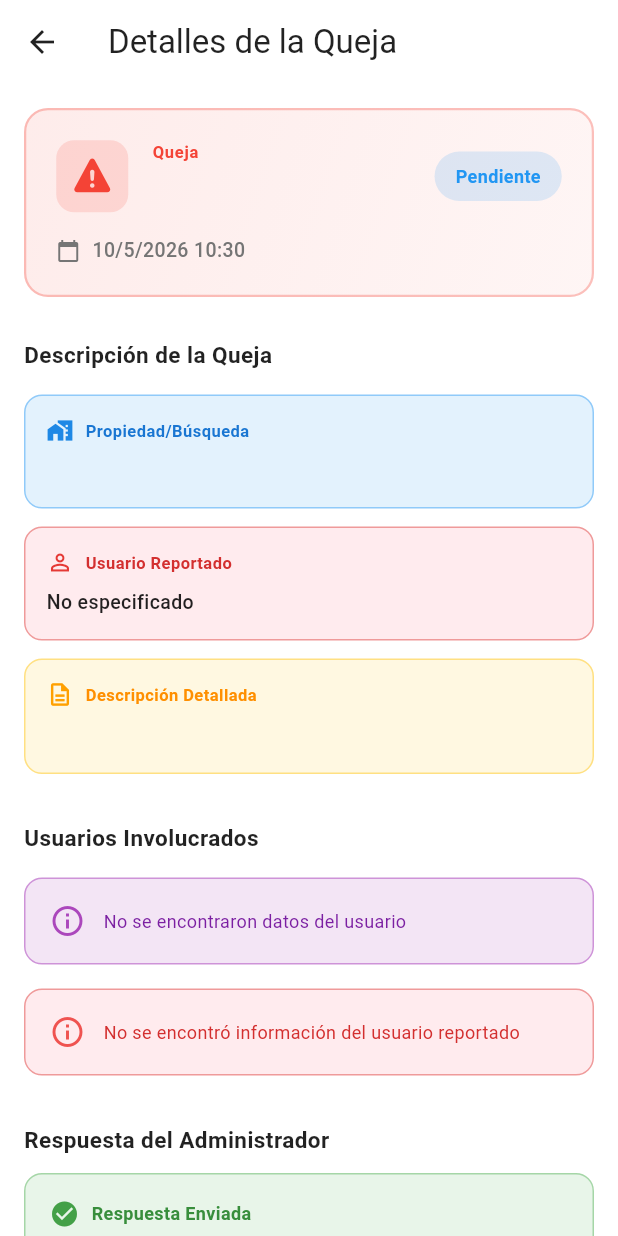
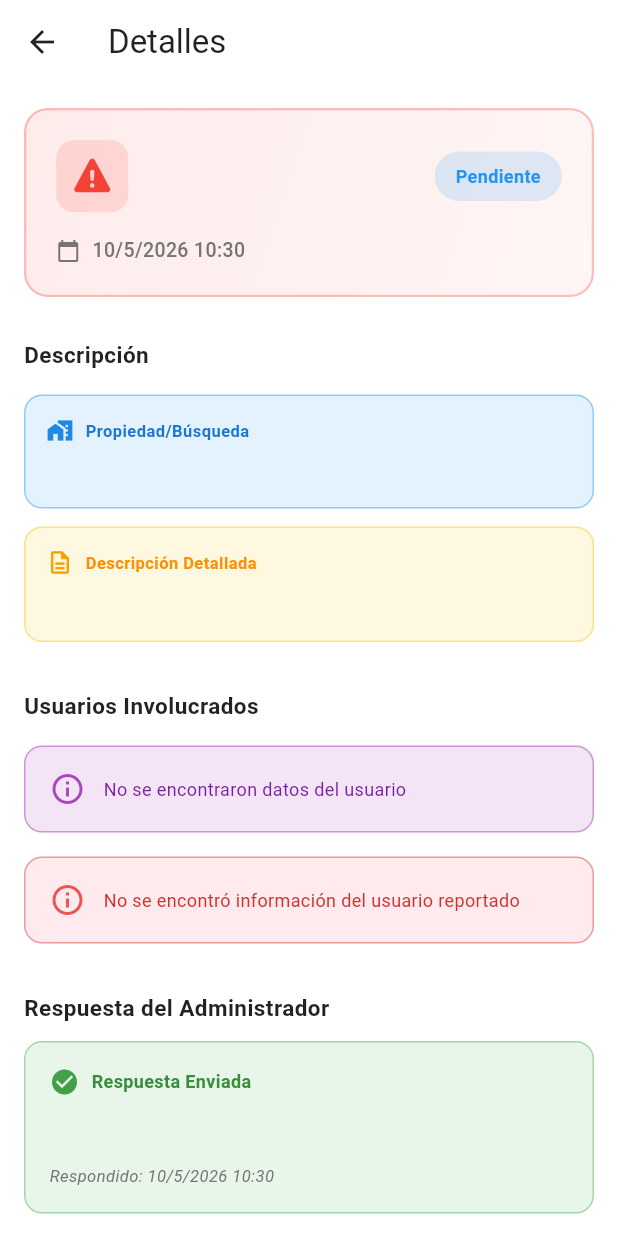
Before and after one commit to Joseph-desing/convive_, a Flutter app: the FeedbackDetailScreen screen opened directly with empty values, on a phone screen of 412 x 824 dp. Run offline on Flutter 3.47's test engine with Material 3 defaults, Android fonts, the phone set to English and light mode, and no system bars; our stand-ins replace app_links, cached_network_image, flutter_map, font_awesome_flutter, geocoding, geolocator and 5 more; accounts and stored records are empty; network calls fail.

Commit message:
feat: actualizar lógica de estado de feedback y limpiar el asunto en pantallas de administración

```diff
--- a/lib/providers/admin_provider.dart
+++ b/lib/providers/admin_provider.dart
@@ -345,6 +345,7 @@
                   : newStatus == 'resolved'
                       ? FeedbackStatus.resolved
                       : FeedbackStatus.closed,
+          updatedAt: DateTime.now(),
         );
         notifyListeners();
       }
@@ -371,9 +372,7 @@
       if (fbIndex != -1) {
         allFeedback[fbIndex] = allFeedback[fbIndex].copyWith(
           adminResponse: response,
-          status: FeedbackStatus.resolved,
           adminResponseAt: DateTime.now(),
-          resolvedBy: adminId,
         );
         notifyListeners();
       }
--- a/lib/screens/feedback_detail_screen.dart
+++ b/lib/screens/feedback_detail_screen.dart
@@ -198,6 +198,10 @@
     }
   }
 
+  String _cleanSubject(String subject) {
+    return subject.replaceFirst(RegExp(r'^queja:\s*', caseSensitive: false), '');
+  }
+
   @override
   @override
   Widget build(BuildContext context) {
@@ -207,7 +211,7 @@
           icon: const Icon(Icons.arrow_back),
           onPressed: () => Navigator.pop(context),
         ),
-        title: const Text('Detalles de la Queja'),
+        title: const Text('Detalles'),
         elevation: 0,
         backgroundColor: Colors.white,
         foregroundColor: Colors.black87,
@@ -261,17 +265,7 @@
                               crossAxisAlignment: CrossAxisAlignment.start,
                               children: [
                                 Text(
-                                  _getTypeLabel(widget.feedback.type),
-                                  style: TextStyle(
-                                    fontSize: 11,
-                                    color: _getTypeColor(widget.feedback.type),
-                                    fontWeight: FontWeight.bold,
-                                    letterSpacing: 0.5,
-                                  ),
-                                ),
-                                const SizedBox(height: 6),
-                                Text(
-                                  widget.feedback.subject,
+                                  _cleanSubject(widget.feedback.subject),
                                   style: const TextStyle(
                                     fontSize: 18,
                                     fontWeight: FontWeight.bold,
@@ -328,7 +322,7 @@
 
                 // Descripción con secciones separadas
                 Text(
-                  'Descripción de la Queja',
+                  'Descripción',
                   style: TextStyle(
                     fontSize: 15,
                     fontWeight: FontWeight.bold,
@@ -367,52 +361,6 @@
                       const SizedBox(height: 8),
                       Text(
                         widget.feedback.message.split('Usuario reportado:')[0].trim(),
-                        style: const TextStyle(
-                          fontSize: 13,
-                          height: 1.5,
-                          color: Colors.black87,
-                          fontWeight: FontWeight.w500,
-                        ),
-                      ),
-                    ],
-                  ),
-                ),
-                const SizedBox(height: 12),
-
-                // Usuario reportado
-                Container(
-                  padding: const EdgeInsets.all(14),
-                  decoration: BoxDecoration(
-                    color: Colors.red[50],
-                    borderRadius: BorderRadius.circular(12),
-                    border: Border.all(color: Colors.red[200]!, width: 1),
-                  ),
-                  child: Column(
-                    crossAxisAlignment: CrossAxisAlignment.start,
-                    children: [
-                      Row(
-                        children: [
-                          Icon(Icons.person_outline, color: Colors.red[600], size: 18),
-                          const SizedBox(width: 8),
-                          Text(
-                            'Usuario Reportado',
-                            style: TextStyle(
-                              fontSize: 11,
-                              fontWeight: FontWeight.bold,
-                              color: Colors.red[700],
-                              letterSpacing: 0.3,
-                            ),
-                          ),
-                        ],
-                      ),
-                      const SizedBox(height: 8),
-                      Text(
-                        widget.feedback.message.contains('Usuario reportado:')
-                            ? widget.feedback.message
-                                .split('Usuario reportado:')[1]
-                                .split('\n')[0]
-                                .trim()
-                            : 'No especificado',
                         style: const TextStyle(
                           fontSize: 13,
                           height: 1.5,
@@ -684,7 +632,6 @@
                                 backgroundColor: Colors.green,
                               ),
                             );
-                            Navigator.pop(context);
                           }
                         },
                       ),
--- a/lib/services/admin_service.dart
+++ b/lib/services/admin_service.dart
@@ -261,8 +261,6 @@
       await _supabase.from('feedback').update({
         'admin_response': response,
         'admin_response_at': DateTime.now().toIso8601String(),
-        'resolved_by': adminId,
-        'status': 'resolved',
         'updated_at': DateTime.now().toIso8601String(),
       }).eq('id', feedbackId);
     } catch (e) {
```
Also changed, not shown: lib/screens/admin_feedback_screen.dart (+36 -5 lines).
